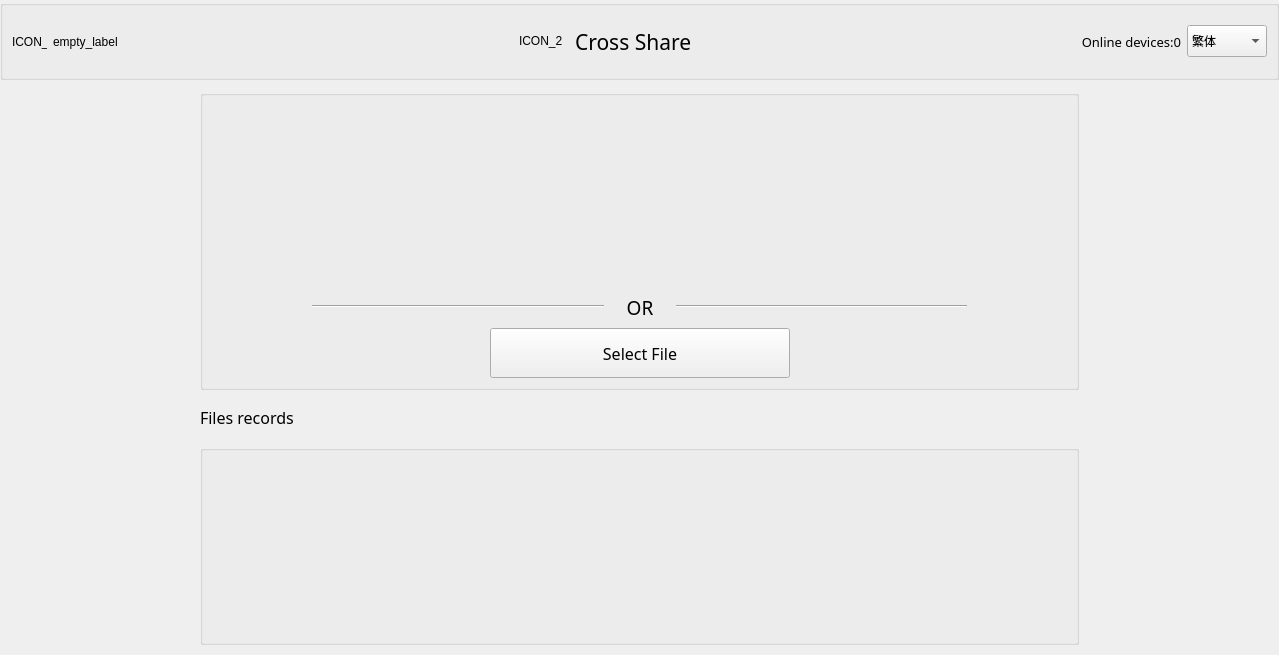
Old version of the form windows/source_code/windows_clipboard/src/mainwindow.ui in the repository yanfuxiong/DataSharing.
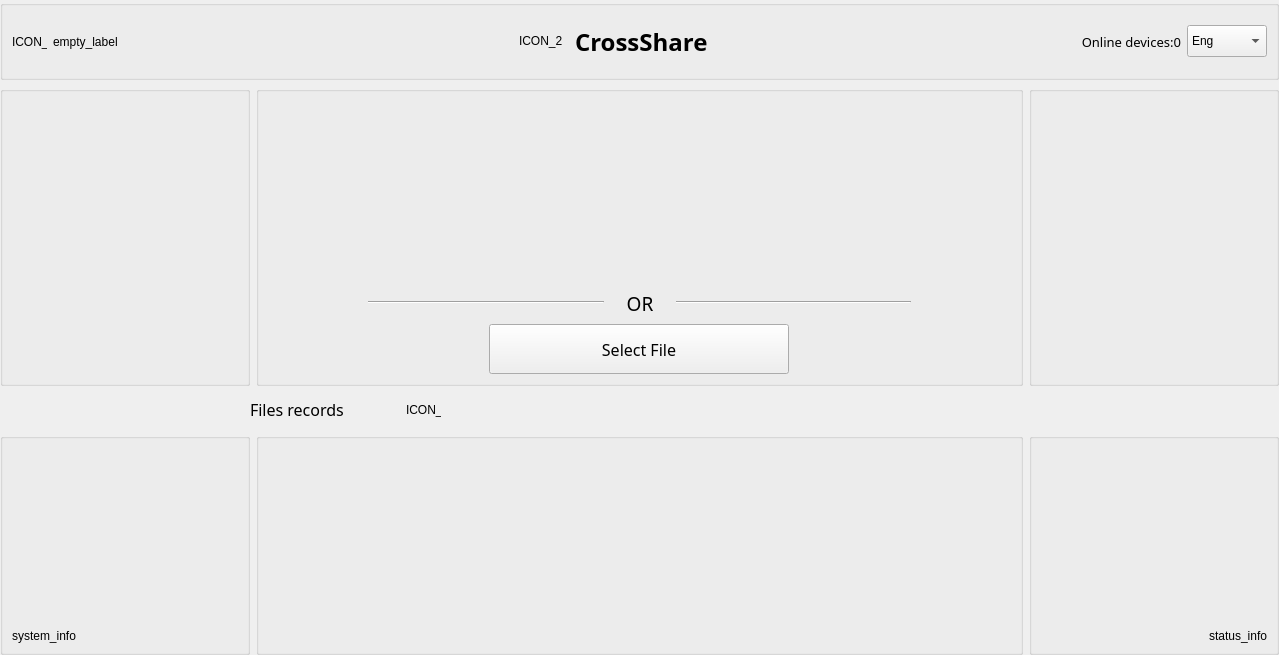
New version of the form.

The edit to the form file:
```diff
--- a/windows/source_code/windows_clipboard/src/mainwindow.ui
+++ b/windows/source_code/windows_clipboard/src/mainwindow.ui
@@ -15,9 +15,6 @@
   </property>
   <widget class="QWidget" name="centralwidget">
    <layout class="QVBoxLayout" name="verticalLayout">
-    <property name="spacing">
-     <number>10</number>
-    </property>
     <property name="leftMargin">
      <number>0</number>
     </property>
@@ -28,7 +25,7 @@
      <number>0</number>
     </property>
     <property name="bottomMargin">
-     <number>10</number>
+     <number>0</number>
     </property>
     <item>
      <widget class="QGroupBox" name="top_box">
@@ -158,24 +155,25 @@
          </property>
          <property name="minimumSize">
           <size>
-           <width>185</width>
+           <width>205</width>
            <height>0</height>
           </size>
          </property>
          <property name="maximumSize">
           <size>
-           <width>185</width>
+           <width>205</width>
            <height>16777215</height>
           </size>
          </property>
          <property name="font">
           <font>
            <family>Agency FB</family>
-           <pointsize>16</pointsize>
+           <pointsize>18</pointsize>
+           <bold>true</bold>
           </font>
          </property>
          <property name="text">
-          <string>Cross Share</string>
+          <string>CrossShare</string>
          </property>
          <property name="alignment">
           <set>Qt::AlignLeading|Qt::AlignLeft|Qt::AlignVCenter</set>
@@ -189,7 +187,7 @@
          </property>
          <property name="sizeHint" stdset="0">
           <size>
-           <width>400</width>
+           <width>380</width>
            <height>18</height>
           </size>
          </property>
@@ -251,7 +249,7 @@
          </property>
          <item>
           <property name="text">
-           <string>繁体</string>
+           <string>Eng</string>
           </property>
          </item>
         </widget>
@@ -260,23 +258,69 @@
      </widget>
     </item>
     <item>
-     <layout class="QHBoxLayout" name="horizontalLayout_5">
+     <layout class="QHBoxLayout" name="horizontalLayout">
       <item>
-       <spacer name="horizontalSpacer_9">
-        <property name="orientation">
-         <enum>Qt::Horizontal</enum>
+       <widget class="QGroupBox" name="tag_box_1">
+        <property name="sizePolicy">
+         <sizepolicy hsizetype="Fixed" vsizetype="Fixed">
+          <horstretch>0</horstretch>
+          <verstretch>0</verstretch>
+         </sizepolicy>
         </property>
-        <property name="sizeType">
-         <enum>QSizePolicy::Fixed</enum>
+        <property name="minimumSize">
+         <size>
+          <width>250</width>
+          <height>300</height>
+         </size>
         </property>
-        <property name="sizeHint" stdset="0">
+        <property name="maximumSize">
          <size>
-          <width>200</width>
-          <height>20</height>
+          <width>250</width>
+          <height>300</height>
          </size>
         </property>
-       </spacer>
+        <property name="title">
+         <string/>
+        </property>
+       </widget>
       </item>
+      <item>
+       <widget class="QStackedWidget" name="middle_stacked_widget">
+        <property name="sizePolicy">
+         <sizepolicy hsizetype="Expanding" vsizetype="Fixed">
+          <horstretch>0</horstretch>
+          <verstretch>0</verstretch>
+         </sizepolicy>
+        </property>
+        <property name="minimumSize">
+         <size>
+          <width>0</width>
+          <height>300</height>
+         </size>
+        </property>
+        <property name="maximumSize">
+         <size>
+          <width>16777215</width>
+          <height>300</height>
+         </size>
+        </property>
+        <widget class="QWidget" name="drag_page">
+         <layout class="QHBoxLayout" name="horizontalLayout_9">
+          <property name="spacing">
+           <number>0</number>
+          </property>
+          <property name="leftMargin">
+           <number>0</number>
+          </property>
+          <property name="topMargin">
+           <number>0</number>
+          </property>
+          <property name="rightMargin">
+           <number>0</number>
+          </property>
+          <property name="bottomMargin">
+           <number>0</number>
+          </property>
       <item>
        <widget class="QGroupBox" name="middle_box">
         <property name="sizePolicy">
@@ -416,7 +460,7 @@
           </layout>
          </item>
          <item>
-          <layout class="QHBoxLayout" name="horizontalLayout">
+              <layout class="QHBoxLayout" name="horizontalLayout_4">
            <item>
             <spacer name="horizontalSpacer_3">
              <property name="orientation">
@@ -479,26 +523,69 @@
         </layout>
        </widget>
       </item>
+         </layout>
+        </widget>
+        <widget class="QWidget" name="file_explorer_page"/>
+       </widget>
+      </item>
       <item>
-       <spacer name="horizontalSpacer_10">
-        <property name="orientation">
-         <enum>Qt::Horizontal</enum>
+       <widget class="QGroupBox" name="tag_box_2">
+        <property name="sizePolicy">
+         <sizepolicy hsizetype="Fixed" vsizetype="Fixed">
+          <horstretch>0</horstretch>
+          <verstretch>0</verstretch>
+         </sizepolicy>
         </property>
-        <property name="sizeType">
-         <enum>QSizePolicy::Fixed</enum>
+        <property name="minimumSize">
+         <size>
+          <width>250</width>
+          <height>300</height>
+         </size>
         </property>
-        <property name="sizeHint" stdset="0">
+        <property name="maximumSize">
          <size>
-          <width>200</width>
-          <height>20</height>
+          <width>250</width>
+          <height>300</height>
          </size>
         </property>
-       </spacer>
-      </item>
-     </layout>
-    </item>
+        <property name="title">
+         <string/>
+        </property>
+        <layout class="QHBoxLayout" name="horizontalLayout_8">
+         <property name="spacing">
+          <number>0</number>
+         </property>
+         <property name="leftMargin">
+          <number>0</number>
+         </property>
+         <property name="topMargin">
+          <number>0</number>
+         </property>
+         <property name="rightMargin">
+          <number>0</number>
+         </property>
+         <property name="bottomMargin">
+          <number>0</number>
+         </property>
+         <item>
+          <widget class="QStackedWidget" name="tips_stacked_widget">
+           <property name="sizePolicy">
+            <sizepolicy hsizetype="Expanding" vsizetype="Expanding">
+             <horstretch>0</horstretch>
+             <verstretch>0</verstretch>
+            </sizepolicy>
+           </property>
+           <widget class="QWidget" name="page_4"/>
+           <widget class="QWidget" name="page_5"/>
+          </widget>
+         </item>
+        </layout>
+       </widget>
+      </item>
+     </layout>
+    </item>
     <item>
-     <layout class="QHBoxLayout" name="horizontalLayout_7">
+     <layout class="QHBoxLayout" name="horizontalLayout_5">
       <item>
        <spacer name="horizontalSpacer_11">
         <property name="orientation">
@@ -509,7 +596,7 @@
         </property>
         <property name="sizeHint" stdset="0">
          <size>
-          <width>200</width>
+          <width>250</width>
           <height>20</height>
          </size>
         </property>
@@ -539,7 +626,6 @@
          <font>
           <family>Agency FB</family>
           <pointsize>12</pointsize>
-          <weight>50</weight>
           <bold>false</bold>
          </font>
         </property>
@@ -548,6 +634,31 @@
         </property>
        </widget>
       </item>
+      <item>
+       <widget class="QLabel" name="clear_all_icon">
+        <property name="sizePolicy">
+         <sizepolicy hsizetype="Fixed" vsizetype="Fixed">
+          <horstretch>0</horstretch>
+          <verstretch>0</verstretch>
+         </sizepolicy>
+        </property>
+        <property name="minimumSize">
+         <size>
+          <width>35</width>
+          <height>35</height>
+         </size>
+        </property>
+        <property name="maximumSize">
+         <size>
+          <width>35</width>
+          <height>35</height>
+         </size>
+        </property>
+        <property name="text">
+         <string>ICON_1</string>
+        </property>
+       </widget>
+      </item>
       <item>
        <spacer name="horizontalSpacer_12">
         <property name="orientation">
@@ -555,8 +666,8 @@
         </property>
         <property name="sizeHint" stdset="0">
          <size>
-          <width>40</width>
-          <height>20</height>
+          <width>268</width>
+          <height>17</height>
          </size>
         </property>
        </spacer>
@@ -564,22 +675,74 @@
      </layout>
     </item>
     <item>
-     <layout class="QHBoxLayout" name="horizontalLayout_4">
+     <layout class="QHBoxLayout" name="horizontalLayout_7">
       <item>
-       <spacer name="horizontalSpacer_7">
+       <widget class="QGroupBox" name="tag_box_3">
+        <property name="sizePolicy">
+         <sizepolicy hsizetype="Fixed" vsizetype="Expanding">
+          <horstretch>0</horstretch>
+          <verstretch>0</verstretch>
+         </sizepolicy>
+        </property>
+        <property name="minimumSize">
+         <size>
+          <width>250</width>
+          <height>0</height>
+         </size>
+        </property>
+        <property name="maximumSize">
+         <size>
+          <width>250</width>
+          <height>16777215</height>
+         </size>
+        </property>
+        <property name="title">
+         <string/>
+        </property>
+        <layout class="QVBoxLayout" name="verticalLayout_3">
+         <item>
+          <spacer name="verticalSpacer">
         <property name="orientation">
-         <enum>Qt::Horizontal</enum>
-        </property>
-        <property name="sizeType">
-         <enum>QSizePolicy::Fixed</enum>
+            <enum>Qt::Vertical</enum>
         </property>
         <property name="sizeHint" stdset="0">
          <size>
-          <width>200</width>
-          <height>20</height>
+             <width>20</width>
+             <height>107</height>
          </size>
         </property>
        </spacer>
+         </item>
+         <item>
+          <widget class="QLabel" name="system_info_label">
+           <property name="sizePolicy">
+            <sizepolicy hsizetype="Expanding" vsizetype="Fixed">
+             <horstretch>0</horstretch>
+             <verstretch>0</verstretch>
+            </sizepolicy>
+           </property>
+           <property name="minimumSize">
+            <size>
+             <width>0</width>
+             <height>80</height>
+            </size>
+           </property>
+           <property name="maximumSize">
+            <size>
+             <width>16777215</width>
+             <height>80</height>
+            </size>
+           </property>
+           <property name="text">
+            <string>system_info</string>
+           </property>
+           <property name="alignment">
+            <set>Qt::AlignBottom|Qt::AlignLeading|Qt::AlignLeft</set>
+           </property>
+          </widget>
+         </item>
+        </layout>
+       </widget>
       </item>
       <item>
        <widget class="QGroupBox" name="bottom_box">
@@ -618,20 +781,75 @@
        </widget>
       </item>
       <item>
-       <spacer name="horizontalSpacer_8">
+       <widget class="QGroupBox" name="tag_box_4">
+        <property name="sizePolicy">
+         <sizepolicy hsizetype="Fixed" vsizetype="Expanding">
+          <horstretch>0</horstretch>
+          <verstretch>0</verstretch>
+         </sizepolicy>
+        </property>
+        <property name="minimumSize">
+         <size>
+          <width>250</width>
+          <height>0</height>
+         </size>
+        </property>
+        <property name="maximumSize">
+         <size>
+          <width>250</width>
+          <height>16777215</height>
+         </size>
+        </property>
+        <property name="title">
+         <string/>
+        </property>
+        <layout class="QVBoxLayout" name="verticalLayout_4">
+         <item>
+          <spacer name="verticalSpacer_2">
         <property name="orientation">
-         <enum>Qt::Horizontal</enum>
-        </property>
-        <property name="sizeType">
-         <enum>QSizePolicy::Fixed</enum>
+            <enum>Qt::Vertical</enum>
         </property>
         <property name="sizeHint" stdset="0">
          <size>
-          <width>200</width>
-          <height>20</height>
+             <width>20</width>
+             <height>107</height>
          </size>
         </property>
        </spacer>
+         </item>
+         <item>
+          <widget class="QLabel" name="status_info_label">
+           <property name="sizePolicy">
+            <sizepolicy hsizetype="Expanding" vsizetype="Fixed">
+             <horstretch>0</horstretch>
+             <verstretch>0</verstretch>
+            </sizepolicy>
+           </property>
+           <property name="minimumSize">
+            <size>
+             <width>0</width>
+             <height>80</height>
+            </size>
+           </property>
+           <property name="maximumSize">
+            <size>
+             <width>16777215</width>
+             <height>80</height>
+            </size>
+           </property>
+           <property name="text">
+            <string>status_info</string>
+           </property>
+           <property name="alignment">
+            <set>Qt::AlignBottom|Qt::AlignRight|Qt::AlignTrailing</set>
+           </property>
+           <property name="wordWrap">
+            <bool>true</bool>
+           </property>
+          </widget>
+         </item>
+        </layout>
+       </widget>
       </item>
      </layout>
     </item>
```
Left out of the diff: 2 changed lines with no effect on the pictures. Lines whose indentation alone changed are shown as unchanged.
